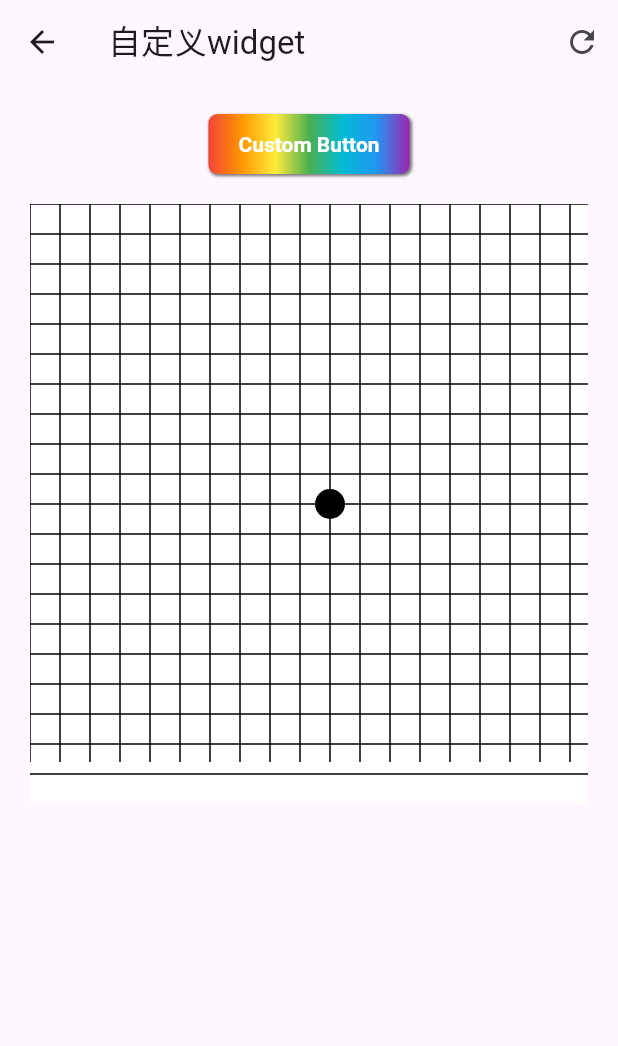
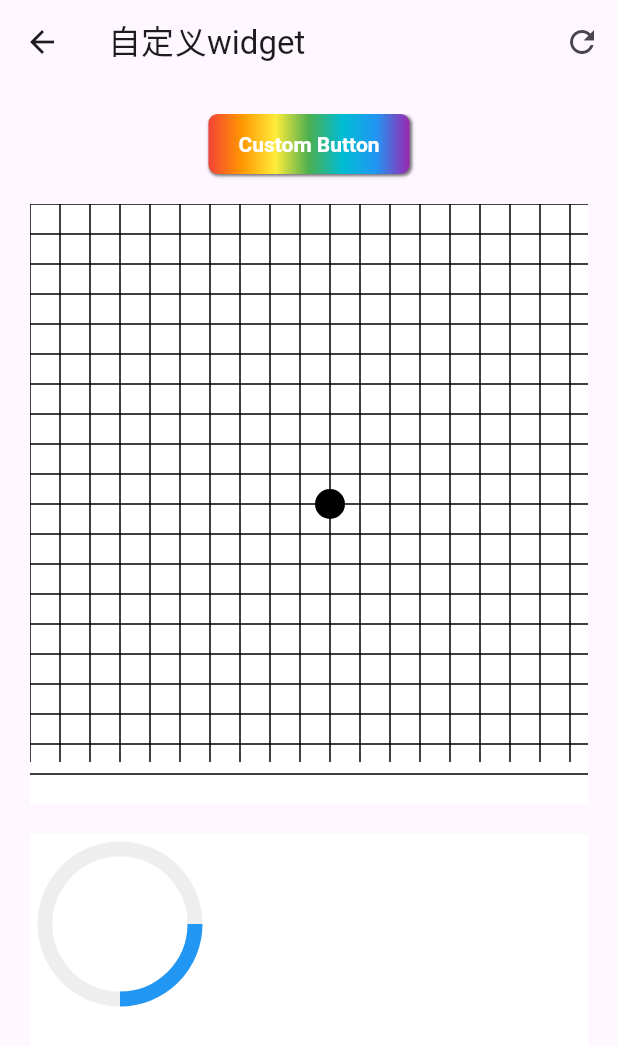
Before and after one commit to ddzy/flutter_demo, a Flutter app: the CustomWidget screen opened by its route, on a phone screen of 412 x 824 dp. Shown: the top 1046 px of the screen. Run offline on Flutter 3.47's test engine with Material 3 defaults, Android fonts, the phone set to English and light mode, and no system bars; network calls fail.

Commit message:
feat(CustomPaint, CustomPainter): 绘制圆形进度条

```diff
--- /dev/null
+++ b/lib/custom_widget/custom_paint_circular_progress.dart
@@ -0,0 +1,84 @@
+import 'package:flutter/material.dart';
+import 'dart:math' as math;
+
+class CustomPaintCircularProgress extends StatefulWidget {
+  const CustomPaintCircularProgress({
+    super.key,
+  });
+
+  @override
+  State<StatefulWidget> createState() {
+    return _CustomPaintCircularProgressState();
+  }
+}
+
+class _CustomPaintCircularProgressState
+    extends State<CustomPaintCircularProgress> {
+  @override
+  Widget build(BuildContext context) {
+    return CustomPaint(
+      painter: CircularProgressPainter(),
+      size: Size(MediaQuery.of(context).size.width,
+          MediaQuery.of(context).size.height),
+    );
+  }
+}
+
+class CircularProgressPainter extends CustomPainter {
+  /// 轨道宽度
+  double trackWidth = 10;
+
+  /// 进度条半径
+  double radius = 50;
+
+  /// 轨道颜色
+  Color trackColor = Colors.grey.shade200;
+
+  /// 进度条颜色
+  Color progressColor = Colors.blue;
+
+  double _radian2Angle(double radian) {
+    return 180 / math.pi * radian;
+  }
+
+  double _angle2Radian(double angle) {
+    return math.pi / 180 * angle;
+  }
+
+  @override
+  bool shouldRepaint(covariant CustomPainter oldDelegate) {
+    return false;
+  }
+
+  @override
+  void paint(Canvas canvas, Size size) {
+    var diameter = trackWidth + radius;
+
+    // 防止溢出
+    canvas.clipRect(Rect.fromLTWH(0, 0, size.width, size.height));
+    canvas.drawRect(Rect.fromLTWH(0, 0, size.width, size.height),
+        Paint()..color = Colors.white);
+
+    // 进度条轨道
+    canvas.drawArc(
+        Rect.fromCircle(center: Offset(diameter, diameter), radius: radius),
+        _angle2Radian(0),
+        _angle2Radian(360),
+        false,
+        Paint()
+          ..style = PaintingStyle.stroke
+          ..strokeWidth = trackWidth
+          ..color = trackColor);
+
+    // 进度条
+    canvas.drawArc(
+        Rect.fromCircle(center: Offset(diameter, diameter), radius: radius),
+        _angle2Radian(0),
+        _angle2Radian(90),
+        false,
+        Paint()
+          ..style = PaintingStyle.stroke
+          ..strokeWidth = trackWidth
+          ..color = progressColor);
+  }
+}
--- a/lib/custom_widget/custom_widget.dart
+++ b/lib/custom_widget/custom_widget.dart
@@ -1,6 +1,7 @@
 import 'package:flutter/material.dart';
 import 'custom_button.dart' show CustomButton;
 import 'custom_paint_chess.dart' show CustomPaintChess;
+import 'custom_paint_circular_progress.dart' show CustomPaintCircularProgress;
 
 class CustomWidget extends StatefulWidget {
   const CustomWidget({super.key});
@@ -33,7 +34,10 @@ class _CustomWidgetState extends State<CustomWidget> {
       body: Container(
         width: MediaQuery.of(context).size.width,
         padding: const EdgeInsets.all(20),
-        child: Column(
+        child: ListView(
+          scrollDirection: Axis.vertical,
+          children: [
+            Column(
               mainAxisSize: MainAxisSize.max,
               crossAxisAlignment: CrossAxisAlignment.center,
               children: [
@@ -41,12 +45,19 @@ class _CustomWidgetState extends State<CustomWidget> {
                   child: const Text("Custom Button"),
                   onTap: () {},
                 ),
-
                 Container(
                   margin: const EdgeInsets.only(top: 20),
                   width: MediaQuery.of(context).size.width,
                   height: 400,
                   child: const CustomPaintChess(),
+                ),
+                Container(
+                  margin: const EdgeInsets.only(top: 20),
+                  width: MediaQuery.of(context).size.width,
+                  height: 800,
+                  child: CustomPaintCircularProgress(),
+                ),
+              ],
             )
           ],
         ),
```
Lines whose indentation alone changed are shown as unchanged.
